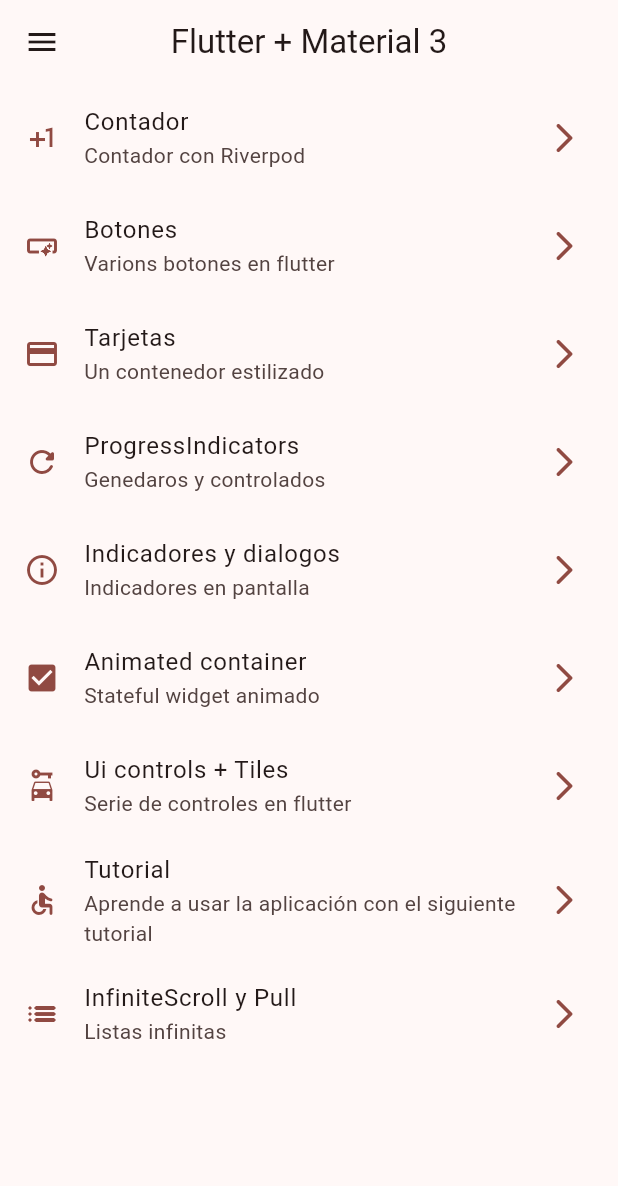
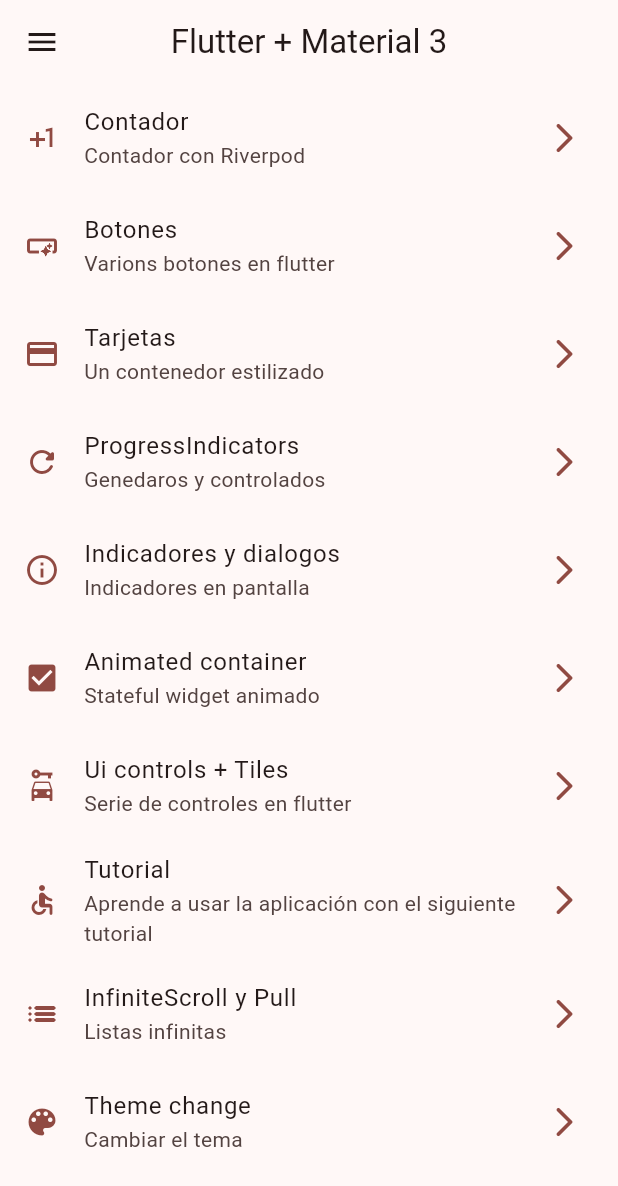
Before and after one commit to JulioFerreyra/widget_app, a Flutter app: the screen it shows after launch, on a phone screen of 412 x 824 dp. Shown: the top 1186 px of the screen. Run offline on Flutter 3.47's test engine with Material 2 defaults, Android fonts, the phone set to English and light mode, and no system bars; our stand-ins replace animate_do, flutter_riverpod, go_router.

Commit message:
listado de colores

```diff
--- a/lib/config/menu/menu_items.dart
+++ b/lib/config/menu/menu_items.dart
@@ -59,4 +59,9 @@ const List<MenuIten> appMenuItems = [
       subtitle: "Listas infinitas",
       url: "/infinite",
       icon: Icons.list_rounded),
+  MenuIten(
+      title: "Theme change",
+      subtitle: "Cambiar el tema",
+      url: "/themes",
+      icon: Icons.color_lens),
 ];
--- a/lib/config/router/app_router.dart
+++ b/lib/config/router/app_router.dart
@@ -43,4 +43,8 @@ final appRouter = GoRouter(initialLocation: "/", routes: [
       name: InfiniteScrollScreen.name,
       path: "/infinite",
       builder: (context, state) => const InfiniteScrollScreen()),
+  GoRoute(
+      name: ThemeChangerScreen.name,
+      path: "/themes",
+      builder: (context, state) => const ThemeChangerScreen()),
 ]);
--- a/lib/config/theme/app_theme.dart
+++ b/lib/config/theme/app_theme.dart
@@ -4,7 +4,7 @@ const List<Color> colorList = [
   Colors.blue,
   Colors.teal,
   Colors.green,
-  Colors.green,
+  Colors.cyan,
   Colors.red,
   Colors.purple,
   Colors.deepPurple,
@@ -15,14 +15,13 @@ const List<Color> colorList = [
 class AppTheme {
   final int selectedColor;
 
-  AppTheme({this.selectedColor = 0}): assert(selectedColor>=0, "Selected color must be greater than 0"),
-  assert(selectedColor < colorList.length, "Selected color must be less or equal than ${colorList.length-1}");
+  AppTheme({this.selectedColor = 0})
+      : assert(selectedColor >= 0, "Selected color must be greater than 0"),
+        assert(selectedColor < colorList.length,
+            "Selected color must be less or equal than ${colorList.length - 1}");
 
-ThemeData getTheme()=>ThemeData(
-  useMaterial3: true,
-  colorSchemeSeed: colorList[selectedColor],
-  appBarTheme: const AppBarTheme(
-    centerTitle: true
-  )
-);
+  ThemeData getTheme() => ThemeData(
+      useMaterial3: true,
+      colorSchemeSeed: colorList[selectedColor],
+      appBarTheme: const AppBarTheme(centerTitle: true));
 }
--- a/lib/presentation/providers/theme_provider.dart
+++ b/lib/presentation/providers/theme_provider.dart
@@ -1,5 +1,10 @@
 
 
 import 'package:flutter_riverpod/flutter_riverpod.dart';
+import 'package:widget_app/config/theme/app_theme.dart';
 
 final isDarkModeProvider = StateProvider((ref) => false);
+
+// Listado de colores inmutables
+
+final colorListProvider = Provider((ref) => colorList);
--- a/lib/presentation/screens/screens.dart
+++ b/lib/presentation/screens/screens.dart
@@ -1,3 +1,5 @@
+export 'package:widget_app/presentation/screens/theme_changer/theme_changer_screen.dart';
+
 export 'package:widget_app/presentation/screens/counter/counter_screen.dart';
 export 'package:widget_app/presentation/screens/snackbar/snackbar_screen.dart';
 export 'package:flutter/material.dart';
```
Also changed, not shown: lib/presentation/screens/theme_changer/theme_changer_screen.dart (added, +57 -0 lines).
